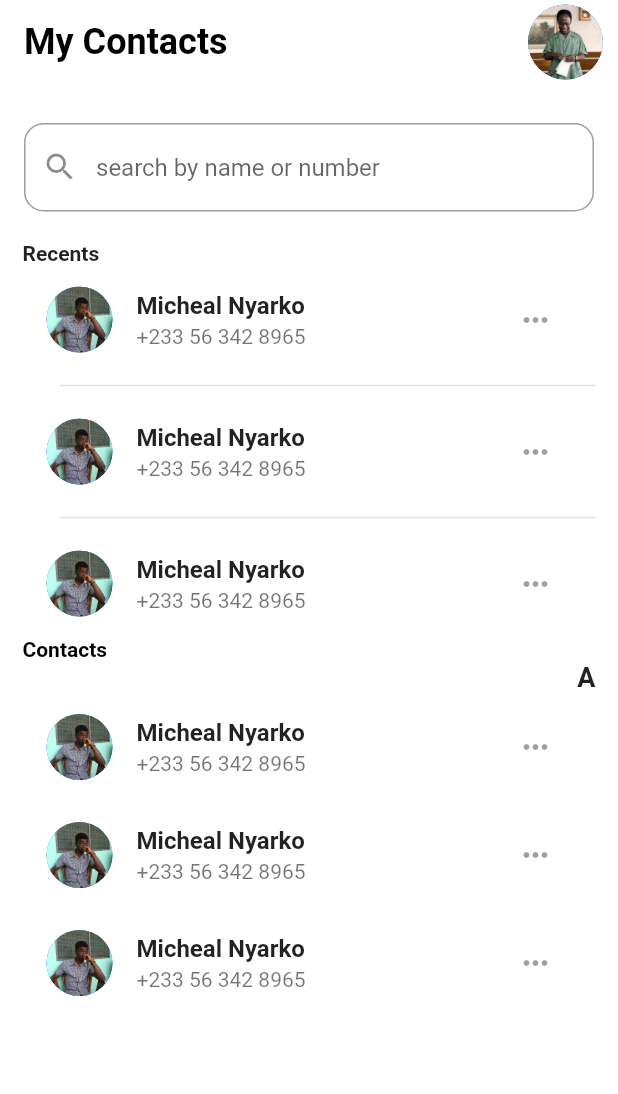
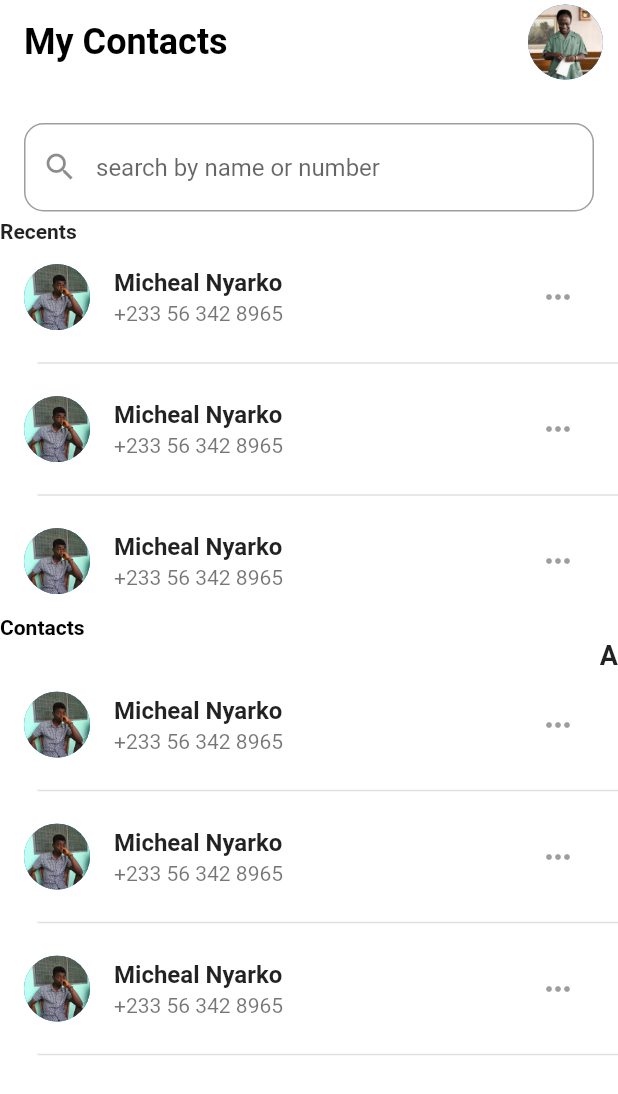
Before and after one commit to benessilfie/Dart, a Flutter app: the screen it shows after launch, on a phone screen of 412 x 824 dp. Shown: the top 1094 px of the screen. Run offline on Flutter 3.47's test engine with Material 2 defaults, Android fonts, the light colour scheme and no system bars; drawn by our look-alikes of grouped_list.

Commit message:
commit to master

```diff
--- a/lib/homepage.dart
+++ b/lib/homepage.dart
@@ -44,7 +44,7 @@ class HomePage extends StatelessWidget {
 
       body: ListView(
         controller: _scrollController,
-        padding: const EdgeInsets.all(15),
+        // padding: const EdgeInsets.all(15),
         children: [
            const Text('Recents', style: TextStyle(fontSize: 14, fontWeight: FontWeight.w600, ),),
 
@@ -89,13 +89,22 @@ class HomePage extends StatelessWidget {
       style: const TextStyle(fontWeight: FontWeight.w600, fontSize: 18),),
     ),
 
-    itemBuilder: (context, dynamic element) => const ListTile(
+    itemBuilder: (context, dynamic element) => Column(
+      children: const [
+         ListTile(
                  leading: CircleAvatar(
                  radius: 22,
                  backgroundImage: AssetImage('assets/adom.jpg'),),
                  title: Text('Micheal Nyarko', style: TextStyle(fontSize: 16, fontWeight: FontWeight.w600),),
                  subtitle: Text('+233 56 342 8965'),
                  trailing: IconButton(onPressed: null, icon: Icon(Icons.more_horiz)),
+               ),
+
+               Divider(
+             indent: 25,
+             thickness: 1,
+          )
+      ],
     ),
 
     itemComparator: (item1, item2) =>
```
Lines whose indentation alone changed are shown as unchanged.
